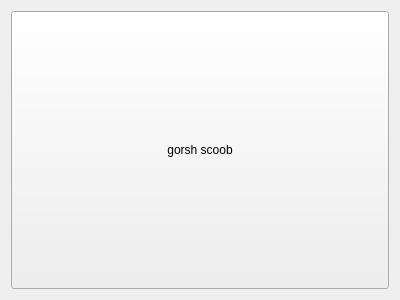
Above: ui/project_widget.ui from Eltee/cdegs-aid before the change. Below: the same form after it.
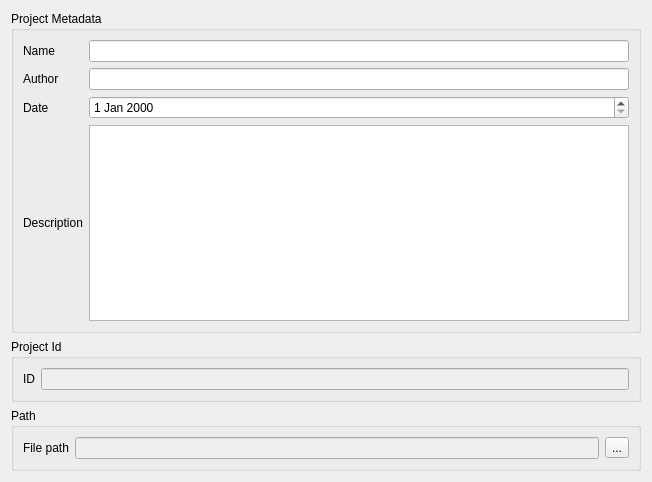
That is the form after the change.

What changed in the file:
```diff
--- a/ui/project_widget.ui
+++ b/ui/project_widget.ui
@@ -6,25 +6,114 @@
    <rect>
     <x>0</x>
     <y>0</y>
-    <width>400</width>
-    <height>300</height>
+    <width>652</width>
+    <height>482</height>
    </rect>
   </property>
   <property name="windowTitle">
    <string>Form</string>
   </property>
   <layout class="QGridLayout" name="gridLayout">
+   <item row="2" column="0">
+    <widget class="QGroupBox" name="groupBox_3">
+     <property name="title">
+      <string>Path</string>
+     </property>
+     <layout class="QGridLayout" name="gridLayout_4">
+      <item row="0" column="1">
+       <widget class="QLineEdit" name="lineEdit_pPath">
+        <property name="enabled">
+         <bool>false</bool>
+        </property>
+       </widget>
+      </item>
+      <item row="0" column="0">
+       <widget class="QLabel" name="label_5">
+        <property name="text">
+         <string>File path</string>
+        </property>
+       </widget>
+      </item>
+      <item row="0" column="2">
+       <widget class="QToolButton" name="toolButton">
+        <property name="text">
+         <string>...</string>
+        </property>
+       </widget>
+      </item>
+     </layout>
+    </widget>
+   </item>
+   <item row="1" column="0">
+    <widget class="QGroupBox" name="groupBox_2">
+     <property name="title">
+      <string>Project Id</string>
+     </property>
+     <layout class="QGridLayout" name="gridLayout_3">
+      <item row="1" column="1">
+       <widget class="QLineEdit" name="lineEdit_pId">
+        <property name="enabled">
+         <bool>false</bool>
+        </property>
+       </widget>
+      </item>
+      <item row="1" column="0">
+       <widget class="QLabel" name="label_7">
+        <property name="text">
+         <string>ID</string>
+        </property>
+       </widget>
+      </item>
+     </layout>
+    </widget>
+   </item>
    <item row="0" column="0">
-    <widget class="QPushButton" name="pushButton">
-     <property name="sizePolicy">
-      <sizepolicy hsizetype="Expanding" vsizetype="Expanding">
-       <horstretch>0</horstretch>
-       <verstretch>0</verstretch>
-      </sizepolicy>
+    <widget class="QGroupBox" name="groupBox">
+     <property name="title">
+      <string>Project Metadata</string>
      </property>
-     <property name="text">
-      <string>gorsh scoob</string>
-     </property>
+     <layout class="QGridLayout" name="gridLayout_2">
+      <item row="1" column="1">
+       <widget class="QLineEdit" name="lineEdit_pName"/>
+      </item>
+      <item row="4" column="1">
+       <widget class="QDateEdit" name="dateEdit_pDate"/>
+      </item>
+      <item row="3" column="1">
+       <widget class="QLineEdit" name="lineEdit_pAuthor"/>
+      </item>
+      <item row="5" column="1">
+       <widget class="QTextEdit" name="textEdit_pDesc"/>
+      </item>
+      <item row="1" column="0">
+       <widget class="QLabel" name="label">
+        <property name="text">
+         <string>Name</string>
+        </property>
+       </widget>
+      </item>
+      <item row="3" column="0">
+       <widget class="QLabel" name="label_2">
+        <property name="text">
+         <string>Author</string>
+        </property>
+       </widget>
+      </item>
+      <item row="4" column="0">
+       <widget class="QLabel" name="label_3">
+        <property name="text">
+         <string>Date</string>
+        </property>
+       </widget>
+      </item>
+      <item row="5" column="0">
+       <widget class="QLabel" name="label_4">
+        <property name="text">
+         <string>Description</string>
+        </property>
+       </widget>
+      </item>
+     </layout>
     </widget>
    </item>
   </layout>
```
